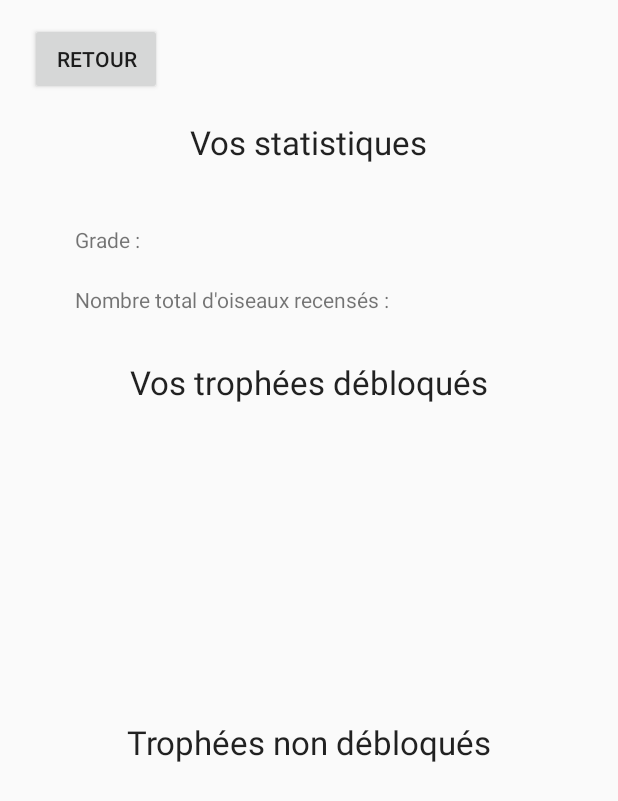
After one commit to 2019-2020-ihm/2019-2020-ihm-td2-oiseaux, an Android app: the layout activity_statistics.xml on its own in the app's theme, with its tools: preview values and no code run, on a phone screen of 412 x 824 dp. The commit adds this screen. Shown: the top 801 px of the screen. Run offline under Robolectric (Android 15) with nearby library versions, the phone set to English and light mode, and no system bars.

Commit message:
#6 Ajout des activités de présentation et de description des trophées

```diff
--- a/client/app/src/main/AndroidManifest.xml
+++ b/client/app/src/main/AndroidManifest.xml
@@ -24,6 +24,8 @@
 		<activity android:name="pns.si3.ihm.birder.InscriptionActivity"/>
 		<activity android:name="pns.si3.ihm.birder.SignalActivity"/>
 		<activity android:name="pns.si3.ihm.birder.InformationActivity"/>
+		<activity android:name="pns.si3.ihm.birder.StatisticsActivity"/>
+		<activity android:name="pns.si3.ihm.birder.TrophyActivity"/>
 	</application>
 
 </manifest>
--- /dev/null
+++ b/client/app/src/main/java/pns/si3/ihm/birder/StatisticsActivity.java
@@ -0,0 +1,4 @@
+package pns.si3.ihm.birder;
+
+public class StatisticsActivity {
+}
--- /dev/null
+++ b/client/app/src/main/java/pns/si3/ihm/birder/TrophyActivity.java
@@ -0,0 +1,4 @@
+package pns.si3.ihm.birder;
+
+public class TrophyActivity {
+}
--- a/client/app/src/main/res/layout/activity_information.xml
+++ b/client/app/src/main/res/layout/activity_information.xml
@@ -2,7 +2,6 @@
 <androidx.constraintlayout.widget.ConstraintLayout
     xmlns:android="http://schemas.android.com/apk/res/android"
     xmlns:app="http://schemas.android.com/apk/res-auto"
-    xmlns:tools="http://schemas.android.com/tools"
     android:layout_width="match_parent"
     android:layout_height="match_parent">
 
--- /dev/null
+++ b/client/app/src/main/res/layout/activity_statistics.xml
@@ -0,0 +1,102 @@
+<?xml version="1.0" encoding="utf-8"?>
+<androidx.constraintlayout.widget.ConstraintLayout
+    xmlns:android="http://schemas.android.com/apk/res/android"
+    android:layout_width="match_parent"
+    android:layout_height="match_parent"
+    xmlns:app="http://schemas.android.com/apk/res-auto">
+
+    <Button
+        android:id="@+id/buttonStatRetour"
+        android:layout_width="wrap_content"
+        android:layout_height="wrap_content"
+        android:text="Retour"
+        android:layout_marginTop="15dp"
+        android:layout_marginLeft="20dp"
+        app:layout_constraintLeft_toLeftOf="parent"
+        app:layout_constraintTop_toTopOf="parent"/>
+
+    <TextView
+        android:id="@+id/textStatTitle"
+        android:layout_width="wrap_content"
+        android:layout_height="wrap_content"
+        android:text="Vos statistiques"
+        android:textAppearance="@style/TextAppearance.AppCompat.Large"
+        android:layout_marginTop="80dp"
+        app:layout_constraintLeft_toLeftOf="parent"
+        app:layout_constraintRight_toRightOf="parent"
+        app:layout_constraintTop_toTopOf="parent"/>
+
+    <TextView
+        android:id="@+id/textStatGrade"
+        android:layout_width="wrap_content"
+        android:layout_height="wrap_content"
+        android:text="Grade :"
+        android:layout_marginTop="150dp"
+        android:layout_marginLeft="50dp"
+        app:layout_constraintLeft_toLeftOf="parent"
+        app:layout_constraintTop_toTopOf="parent"/>
+
+    <TextView
+        android:id="@+id/textStatNombre"
+        android:layout_width="wrap_content"
+        android:layout_height="wrap_content"
+        android:text="Nombre total d'oiseaux recensés :"
+        android:layout_marginTop="190dp"
+        android:layout_marginLeft="50dp"
+        app:layout_constraintLeft_toLeftOf="parent"
+        app:layout_constraintTop_toTopOf="parent"/>
+
+    <TextView
+        android:id="@+id/textStatDebloque"
+        android:layout_width="wrap_content"
+        android:layout_height="wrap_content"
+        android:text="Vos trophées débloqués"
+        android:textAppearance="@style/TextAppearance.AppCompat.Large"
+        android:layout_marginTop="240dp"
+        app:layout_constraintLeft_toLeftOf="parent"
+        app:layout_constraintRight_toRightOf="parent"
+        app:layout_constraintTop_toTopOf="parent"/>
+
+    <ScrollView
+        android:id="@+id/scrollStatDebloque"
+        android:layout_width="400dp"
+        android:layout_height="180dp"
+        android:layout_marginTop="290dp"
+        app:layout_constraintLeft_toLeftOf="parent"
+        app:layout_constraintRight_toRightOf="parent"
+        app:layout_constraintTop_toTopOf="parent">
+
+        <LinearLayout
+            android:layout_width="match_parent"
+            android:layout_height="wrap_content"
+            android:orientation="vertical" />
+
+    </ScrollView>
+
+    <TextView
+        android:id="@+id/textStatNonDebloque"
+        android:layout_width="wrap_content"
+        android:layout_height="wrap_content"
+        android:text="Trophées non débloqués"
+        android:textAppearance="@style/TextAppearance.AppCompat.Large"
+        android:layout_marginTop="480dp"
+        app:layout_constraintLeft_toLeftOf="parent"
+        app:layout_constraintRight_toRightOf="parent"
+        app:layout_constraintTop_toTopOf="parent"/>
+
+    <ScrollView
+        android:id="@+id/scrollStatNonDebloque"
+        android:layout_width="400dp"
+        android:layout_height="180dp"
+        android:layout_marginTop="530dp"
+        app:layout_constraintLeft_toLeftOf="parent"
+        app:layout_constraintRight_toRightOf="parent"
+        app:layout_constraintTop_toTopOf="parent">
+
+        <LinearLayout
+            android:layout_width="match_parent"
+            android:layout_height="wrap_content"
+            android:orientation="vertical" />
+
+    </ScrollView>
+</androidx.constraintlayout.widget.ConstraintLayout>
```
Also changed, not shown: client/app/src/main/res/layout/activity_trophy.xml (added, +70 -0 lines).
